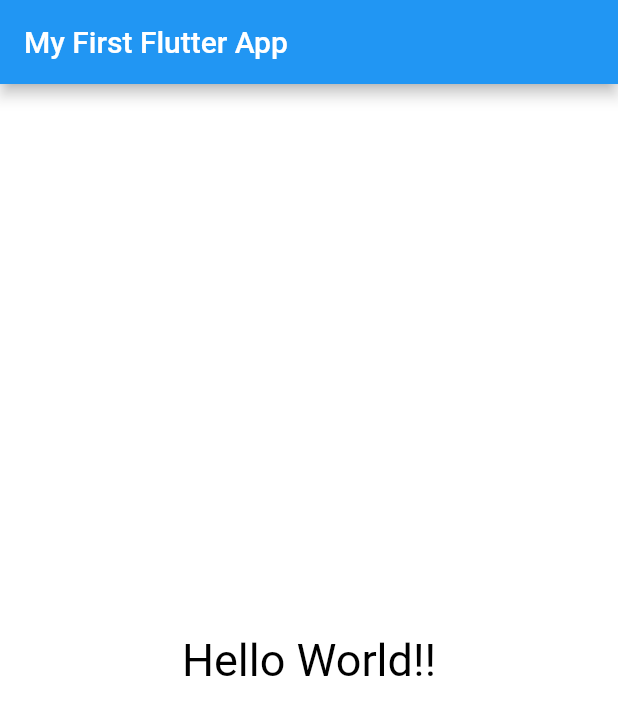
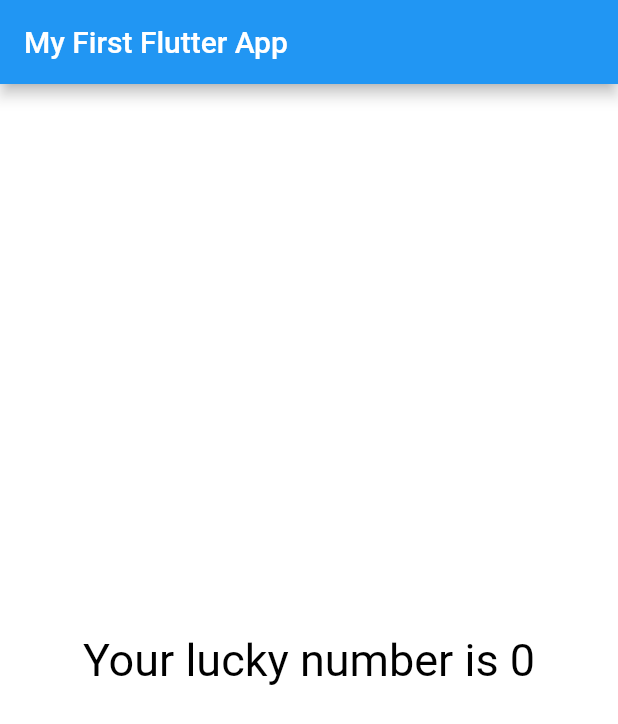
Before and after one commit to chethana15/basic_flutter_app, a Flutter app: the screen it shows after launch, on a phone screen of 412 x 824 dp. Shown: the top 724 px of the screen. Run offline on Flutter 3.47's test engine with Material 2 defaults, Android fonts, the phone set to English and light mode, and no system bars.

```diff
--- a/lib/app_screens/first_screen.dart
+++ b/lib/app_screens/first_screen.dart
@@ -1,4 +1,5 @@
 import 'package:flutter/material.dart';
+import 'dart:math';
 
 class FirstScreen extends StatelessWidget {
 
@@ -8,11 +9,17 @@ class FirstScreen extends StatelessWidget {
               color: Colors.white,
               child: Center(
 			        child: Text(
-			              	"Hello World!!",
+			              	generateLuckyNumber(),
 			              	textDirection: TextDirection.ltr,
                       style: TextStyle(fontSize: 30.0, color: Colors.black),
 		                      ),
 	                      	),
                       );
   }
+
+  String generateLuckyNumber(){
+    var random = Random();
+    int luckyNumber = random.nextInt(10);
+    return "Your lucky number is ${luckyNumber}";
+  }
 }
--- a/lib/main.dart
+++ b/lib/main.dart
@@ -18,4 +18,5 @@ class MyApp extends StatelessWidget {
 
     );
   }
+
 }
```
